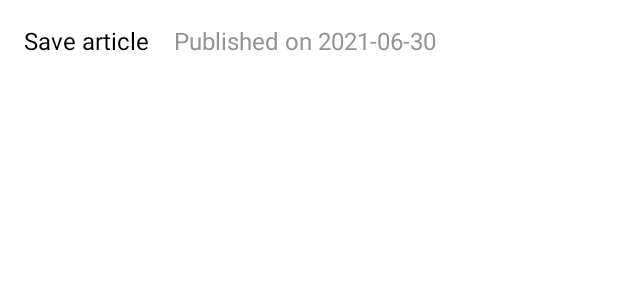
After one commit to cecelja/MyNews, an Android app: the layout list_item_dat.xml on its own in the app's theme, with its tools: preview values and no code run, on a phone screen of 412 x 824 dp. The commit adds this screen. Shown: the top 300 px of the screen. Run offline under Robolectric (Android 15) with nearby library versions, the phone set to English and light mode, and no system bars.

Commit message:
Commit 1.06

```diff
--- a/app/src/main/res/layout/list_item.xml
+++ b/app/src/main/res/layout/list_item.xml
@@ -44,7 +44,7 @@
             android:layout_marginTop="8dp"
             android:layout_marginBottom="8dp"
             android:textColor="#949494"
-            tools:text="Save article"
+            android:text="Save article"
             android:layout_gravity="start"
             android:textSize="16sp"/>
 
--- /dev/null
+++ b/app/src/main/res/layout/list_item_dat.xml
@@ -0,0 +1,33 @@
+<?xml version="1.0" encoding="utf-8"?>
+<LinearLayout
+    xmlns:android="http://schemas.android.com/apk/res/android"
+    android:layout_width="match_parent"
+    xmlns:tools="http://schemas.android.com/tools"
+    android:orientation="horizontal"
+    android:layout_height="wrap_content">
+
+    <TextView
+        android:id="@+id/d"
+        android:layout_width="wrap_content"
+        android:layout_height="wrap_content"
+        android:layout_marginLeft="16dp"
+        android:layout_marginTop="16dp"
+        android:textColor="@color/black"
+        android:textSize="16sp"
+        tools:text="Save article" />
+
+    <TextView
+        android:id="@+id/date"
+        android:layout_width="wrap_content"
+        android:layout_height="wrap_content"
+        android:layout_marginLeft="16dp"
+        android:layout_marginRight="16dp"
+        android:layout_marginTop="16dp"
+        android:layout_marginBottom="8dp"
+        android:maxLines="1"
+        android:ellipsize="end"
+        android:textColor="#949494"
+        tools:text="Published on 2021-06-30"
+        android:textSize="16sp"/>
+
+    </LinearLayout>
```
Also changed, not shown: app/src/main/java/com/example/mynews/DataArrayAdapter.java (added, +46 -0 lines), app/src/main/java/com/example/mynews/DataModel.java (added, +19 -0 lines), app/src/main/java/com/example/mynews/SavedFragment.java (+61 -8 lines), app/src/main/res/layout/saved_activity.xml (+8 -13 lines).
